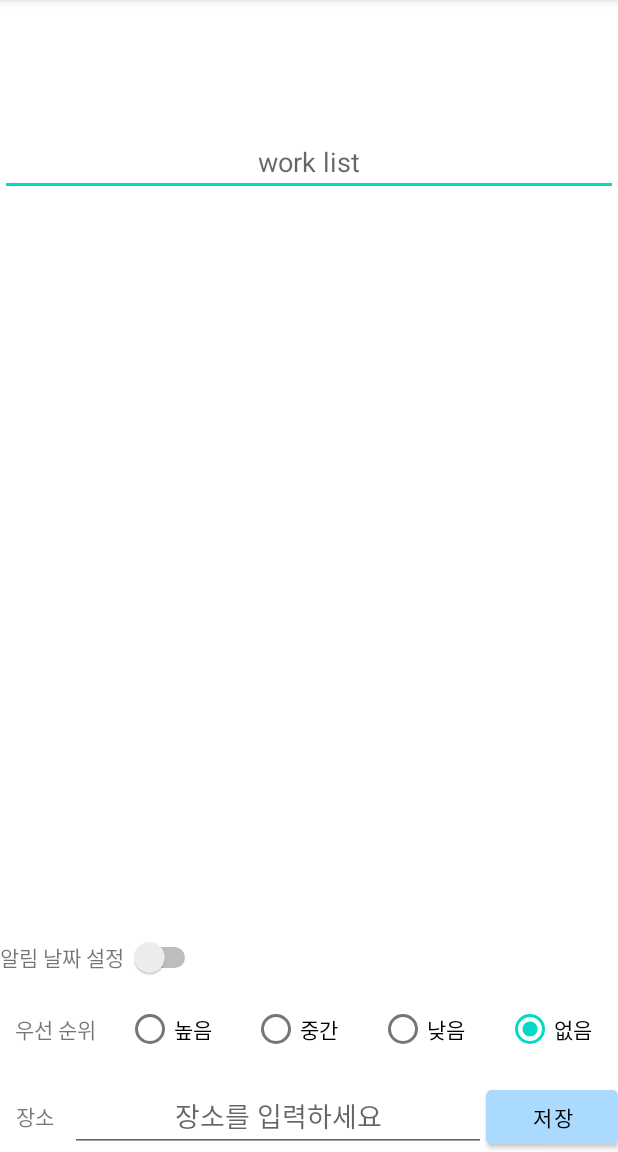
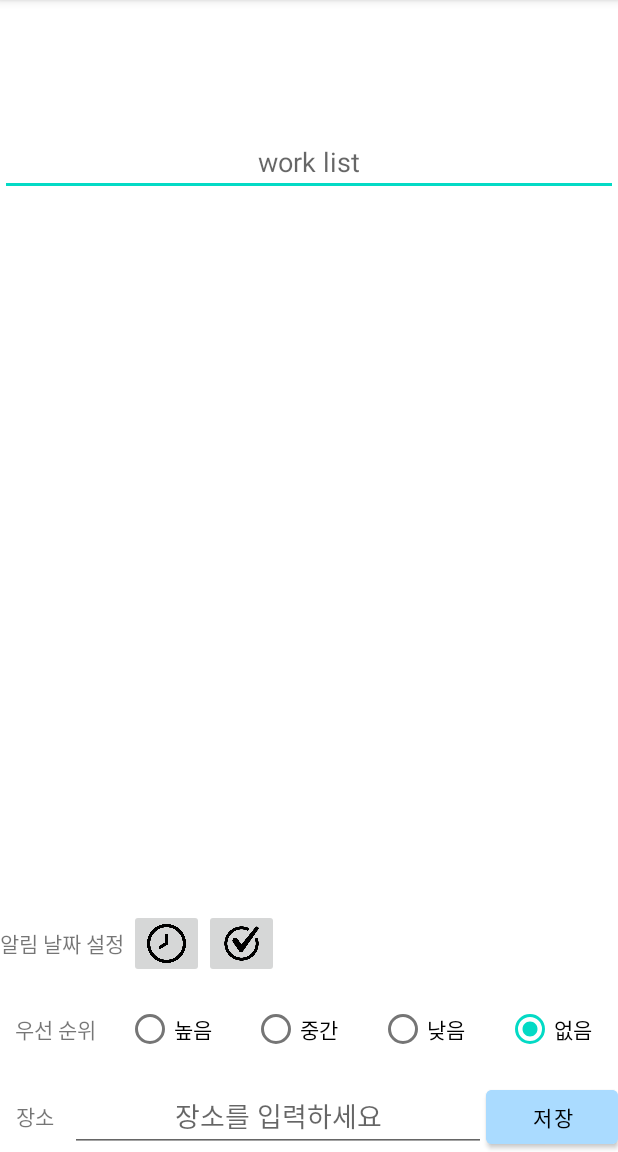
Before and after one commit to gmlwls768/reminder_android, an Android app: the WorkActivity screen opened directly, with no data from a screen before it, on a phone screen of 412 x 824 dp, the part 84-1236 px from its top. Run offline under Robolectric (Android 15) with nearby library versions, the phone set to English and light mode, and no system bars.

Commit message:
WorkActivity 알림 설정 기능 추가

```diff
--- a/app/build.gradle
+++ b/app/build.gradle
@@ -8,7 +8,7 @@ android {
 
     defaultConfig {
         applicationId "com.example.reminder_project"
-        minSdk 21
+        minSdk 26
         targetSdk 32
         versionCode 1
         versionName "1.0"
--- a/app/src/main/java/com/example/reminder_project/MainActivity.java
+++ b/app/src/main/java/com/example/reminder_project/MainActivity.java
@@ -64,6 +64,7 @@ public class MainActivity extends AppCompatActivity {
             dbIdView.setText(cursor.getString(0)); //View의 텍스트 값을 toDoTable의 ID 컬럼의 값으로 설정
 
             tv.setOnClickListener(new View.OnClickListener() { //클릭시 목록 수정페이지로 이동
+                @RequiresApi(api = Build.VERSION_CODES.O)
                 @Override
                 public void onClick(View view) {
                     Intent intent = new Intent(getApplicationContext(), WorkActivity.class);
--- a/app/src/main/java/com/example/reminder_project/WorkActivity.java
+++ b/app/src/main/java/com/example/reminder_project/WorkActivity.java
@@ -3,6 +3,8 @@ package com.example.reminder_project;
 import androidx.annotation.RequiresApi;
 import androidx.appcompat.app.AppCompatActivity;
 
+import android.app.DatePickerDialog;
+import android.app.TimePickerDialog;
 import android.content.Intent;
 import android.database.Cursor;
 import android.database.sqlite.SQLiteDatabase;
@@ -12,12 +14,18 @@ import android.view.View;
 import android.widget.Button;
 import android.widget.DatePicker;
 import android.widget.EditText;
+import android.widget.ImageButton;
 import android.widget.RadioButton;
 import android.widget.Switch;
+import android.widget.TextView;
 import android.widget.TimePicker;
 import android.widget.Toast;
 
+import java.time.LocalDateTime;
+import java.time.format.DateTimeFormatter;
 
+
+@RequiresApi(api = Build.VERSION_CODES.O)
 public class WorkActivity extends AppCompatActivity {
     //Database Filed
     public static final int FIELD_NAME_ID = 0;
@@ -30,17 +38,18 @@ public class WorkActivity extends AppCompatActivity {
     public static final int FIELD_NAME_ID_ON_COMPLETED = 7;
 
 
-
+    int y = 0, m = 0, d = 0, h = 0, mi = 0; // 사용자가 설정한 시간
     ToDoTable todo; //A helper class to manage database creation and version management.
     SQLiteDatabase sqlDB;
     Cursor cursor;
     Button saveBtn;
-    Switch timeSetSwitch;
-    TimePicker timeSetTimepicker;
-    DatePicker timeSetDatepicker;
-    RadioButton highPriority,mediumPriority,lowPriority,nonePriority;
+    ImageButton timeBtn, chkBtn;
+    RadioButton highPriority, mediumPriority, lowPriority, nonePriority;
     EditText placeInfo, title, content;
-
+    TextView timeText;
+    LocalDateTime now= LocalDateTime.now();
+    String formatedNow = now.format(DateTimeFormatter.ofPattern("yyyy/MM/dd/HH/mm/"));
+    String timeNow [] = formatedNow.split("/");
     @RequiresApi(api = Build.VERSION_CODES.O)
     @Override
     protected void onCreate(Bundle savedInstanceState) {
@@ -54,56 +63,81 @@ public class WorkActivity extends AppCompatActivity {
         lowPriority = (RadioButton) findViewById(R.id.lowPriority);
         nonePriority = (RadioButton) findViewById(R.id.nonePriority);
         saveBtn = (Button) findViewById(R.id.saveBtn);
-        timeSetSwitch = (Switch) findViewById(R.id.timeSetSwitch);
-        timeSetTimepicker = (TimePicker) findViewById(R.id.timeSetTimepicker);
-        timeSetDatepicker = (DatePicker) findViewById(R.id.timeSetDatepicker);
         placeInfo = (EditText) findViewById(R.id.placeInfo);
+        timeBtn = (ImageButton) findViewById(R.id.timeBtn);
+        chkBtn = (ImageButton) findViewById(R.id.chkBtn);
+        timeText = (TextView) findViewById(R.id.timeText);
+
 
 
         Intent intent = getIntent(); //액티비티간에 인수와 리턴값을 전달
         int id = intent.getIntExtra("id", -1); //toDoList의 id 컬럼 값
-        if(id != -1){ //id 컬럼 값이 있을 경우(수정 페이지)
+        if (id != -1) { //id 컬럼 값이 있을 경우(수정 페이지)
             sqlDB = todo.getReadableDatabase(); //Create and/or open a database
             cursor = sqlDB.rawQuery("SELECT * FROM toDo WHERE ID =" + Integer.toString(id) + ";", null); //id에 해당하는 컬럼의 값을 가져옴
             cursor.moveToFirst(); //커서를 첫번째로 이동
 //            if(cursor.getString(FIELD_NAME_ON_CREATE) != null){
 //
 //            }
-
         }
 
 
-        timeSetSwitch.setOnClickListener(new View.OnClickListener() {
+        timeBtn.setOnClickListener(new View.OnClickListener() {
             @Override
             public void onClick(View view) {
-                if (timeSetSwitch.isChecked()){
-                timeSetTimepicker.setVisibility(View.VISIBLE);
-                timeSetDatepicker.setVisibility(View.VISIBLE);
-                }
-                else{
-                    timeSetTimepicker.setVisibility(View.GONE);
-                    timeSetDatepicker.setVisibility(View.GONE);
-                }
+                showTime();
+                showDate();
+                Toast.makeText(getApplicationContext(), Integer.toString(y) + Integer.toString(m) + Integer.toString(d), Toast.LENGTH_SHORT).show();
             }
         });
-        timeSetDatepicker.setOnDateChangedListener(new DatePicker.OnDateChangedListener() {
+
+
+        chkBtn.setOnClickListener(new View.OnClickListener() {
             @Override
-            public void onDateChanged(DatePicker datePicker, int year, int month, int day) {
+            public void onClick(View view) {
+                timeText.setText(y + "." + m + "." + d + "\n" + h + ":" + mi);
 
             }
         });
-        timeSetTimepicker.setOnTimeChangedListener(new TimePicker.OnTimeChangedListener() {
-            @Override
-            public void onTimeChanged(TimePicker timePicker, int hour, int minute) {
 
-            }
-        });
+
+
         saveBtn.setOnClickListener(new View.OnClickListener() {
             @Override
             public void onClick(View view) {
                 finish();
-                Toast.makeText(getApplicationContext(),"할일목록을 저장하였습니다!",Toast.LENGTH_SHORT).show();
+                Toast.makeText(getApplicationContext(), "할일목록을 저장하였습니다!", Toast.LENGTH_SHORT).show();
             }
         });
     }
+
+
+    void showDate() {
+        DatePickerDialog datePickerDialog = new DatePickerDialog(this, new DatePickerDialog.OnDateSetListener() {
+            @Override
+            public void onDateSet(DatePicker view, int year, int month, int dayOfMonth) {
+                y = year;
+                m = month + 1;
+                d = dayOfMonth;
+
+            }
+        },Integer.parseInt(timeNow[0]),Integer.parseInt(timeNow[1]),Integer.parseInt(timeNow[2]));
+
+        datePickerDialog.setMessage("날짜를 선택하시오");
+        datePickerDialog.show();
+    }
+
+    void showTime() {
+        TimePickerDialog timePickerDialog = new TimePickerDialog(this, new TimePickerDialog.OnTimeSetListener() {
+            @Override
+            public void onTimeSet(TimePicker view, int hourOfDay, int minute) {
+                h = hourOfDay;
+                mi = minute;
+
+            }
+        }, Integer.parseInt(timeNow[3]), Integer.parseInt(timeNow[4]), true);
+        timePickerDialog.setMessage("시간을 선택하시오");
+        timePickerDialog.show();
+//        timePickerDialog.onTimeChanged(timePickerDialog.setContentView(this););
+    }
 }
--- a/app/src/main/res/layout/activity_work.xml
+++ b/app/src/main/res/layout/activity_work.xml
@@ -6,7 +6,6 @@
     android:layout_height="match_parent"
     tools:context=".WorkActivity"
     android:orientation="vertical">
-
     <LinearLayout
         android:id="@+id/workListLayout"
         android:layout_width="match_parent"
@@ -34,31 +33,27 @@
         android:orientation="horizontal">
         <TextView
             android:layout_width="wrap_content"
+            android:gravity="center"
+            android:layout_height="match_parent"
+            android:text="알림 날짜 설정 " />
+        <ImageButton
+            android:id="@+id/timeBtn"
+            android:layout_width="50dp"
+            android:adjustViewBounds="true"
+            android:scaleType="fitCenter"
             android:layout_height="wrap_content"
-            android:text="알림 날짜 설정 " />
-        <Switch
-            android:id="@+id/timeSetSwitch"
-            android:layout_width="wrap_content"
-            android:layout_height="wrap_content"/>
-        <LinearLayout
+            android:src="@drawable/time_icon" />
+        <ImageButton
+            android:id="@+id/chkBtn"
+            android:layout_width="50dp"
+            android:adjustViewBounds="true"
+            android:scaleType="fitCenter"
+            android:layout_height="wrap_content"
+            android:src="@drawable/check_icon" />
+        <TextView
+            android:id="@+id/timeText"
             android:layout_width="match_parent"
-            android:layout_height="wrap_content"
-            android:orientation="vertical">
-            <DatePicker
-                android:id="@+id/timeSetDatepicker"
-                android:layout_width="wrap_content"
-                android:layout_height="wrap_content"
-                android:datePickerMode="spinner"
-                android:calendarViewShown="false"
-                android:visibility="gone" />
-            <TimePicker
-                android:id="@+id/timeSetTimepicker"
-                android:layout_width="wrap_content"
-                android:layout_height="wrap_content"
-                android:timePickerMode="spinner"
-                android:visibility="gone"/>
-
-        </LinearLayout>
+            android:layout_height="match_parent"/>
     </LinearLayout>
 
 
```
Also changed, not shown: app/src/main/res/drawable-v24/time_icon.png (added).
